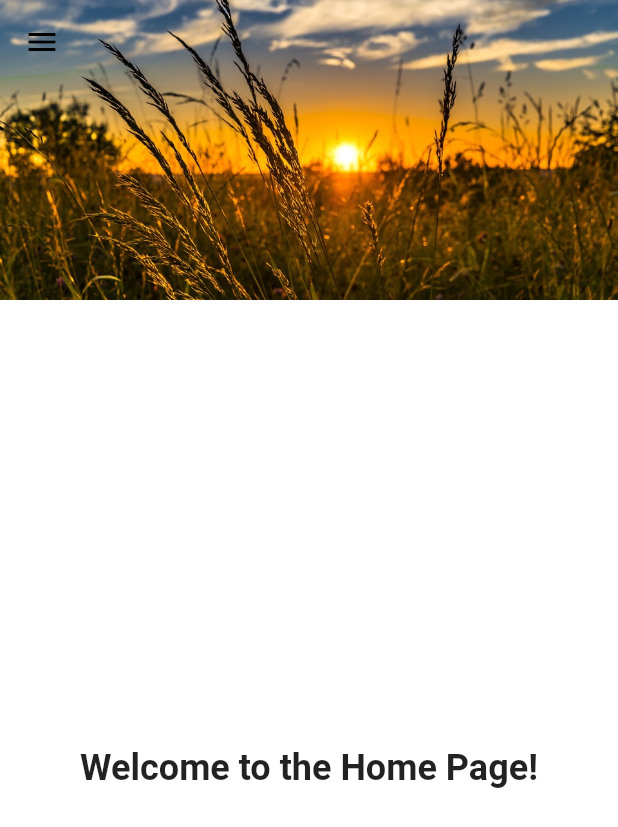
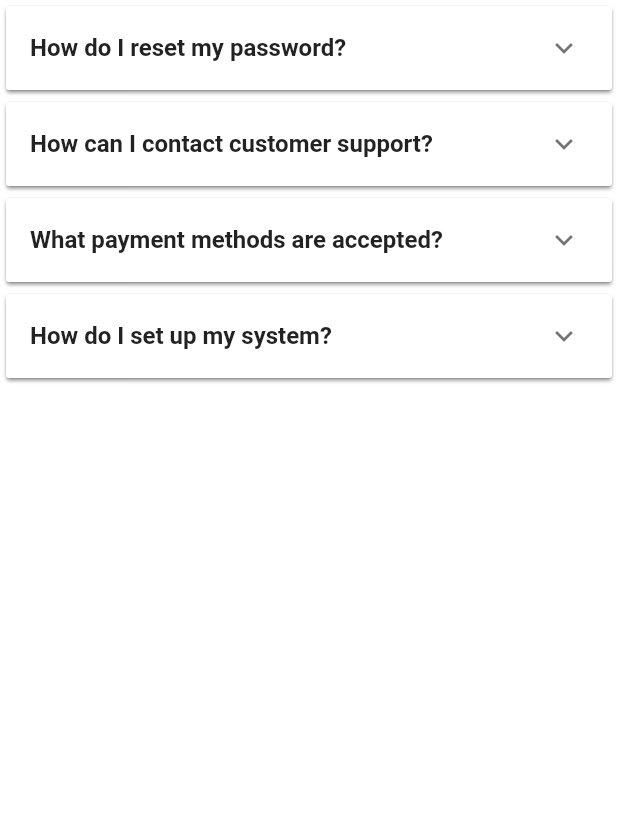
Before and after one commit to smazharzaidi/landregistryapp, a Flutter app: the HomePage screen opened directly, on a phone screen of 412 x 824 dp. Shown: the top 827 px of the screen. Run offline on Flutter 3.47's test engine with Material 2 defaults, Android fonts, the phone set to English and light mode, and no system bars; our stand-ins replace cloud_firestore, firebase_auth, firebase_core, google_fonts, google_maps_flutter; accounts and stored records are empty.

Commit message:
Kuch bhi 2

```diff
--- a/lib/homepage.dart
+++ b/lib/homepage.dart
@@ -5,8 +5,75 @@ import 'sale_purchase.dart';
 import 'login.dart';
 import 'profile.dart';
 
-class HomePage extends StatelessWidget {
+class HomePage extends StatefulWidget {
   HomePage({Key? key}) : super(key: key);
+
+  @override
+  _HomePageState createState() => _HomePageState();
+}
+
+class _HomePageState extends State<HomePage> with TickerProviderStateMixin {
+  List<HelpTopic> helpTopics = [
+    HelpTopic(
+      question: 'How do I reset my password?',
+      answer: 'To reset your password, go to the login screen and tap on the Forgot Password link. Follow the instructions provided to reset your password.',
+    ),
+    HelpTopic(
+      question: 'How can I contact customer support?',
+      answer: 'For any assistance or queries, you can reach our customer support team by emailing support@example.com or by calling +1-123-456-7890.',
+    ),
+    HelpTopic(
+      question: 'What payment methods are accepted?',
+      answer: 'We accept all major credit cards, including Visa, Mastercard, and American Express. You can also pay using PayPal.',
+    ),
+    HelpTopic(
+      question: 'How do I set up my system?',
+      answer: 'To reset your password, go to the login screen and tap on the Forgot Password link. Follow the instructions provided to reset your password.',
+    ),
+  ];
+
+  late List<AnimationController> _animationControllers;
+  late List<Animation<double>> _animations;
+  late List<bool> expansionStates;
+
+  @override
+  void initState() {
+    super.initState();
+    expansionStates = List<bool>.generate(helpTopics.length, (index) => false);
+    _animationControllers = List<AnimationController>.generate(
+      helpTopics.length,
+      (index) => AnimationController(
+        vsync: this,
+        duration: Duration(milliseconds: 300),
+      ),
+    );
+    _animations = List<Animation<double>>.generate(
+      helpTopics.length,
+      (index) => CurvedAnimation(
+        parent: _animationControllers[index],
+        curve: Curves.easeInOut,
+      ),
+    );
+  }
+
+  @override
+  void dispose() {
+    for (var controller in _animationControllers) {
+      controller.dispose();
+    }
+    super.dispose();
+  }
+
+  void _toggleExpansion(int index) {
+    setState(() {
+      expansionStates[index] = !expansionStates[index];
+      if (expansionStates[index]) {
+        _animationControllers[index].forward();
+      } else {
+        _animationControllers[index].reverse();
+      }
+    });
+  }
 
   void _openDrawer(BuildContext context) {
     Scaffold.of(context).openDrawer();
@@ -55,7 +122,9 @@ class HomePage extends StatelessWidget {
                   context,
                   MaterialPageRoute(
                       builder: (context) => SalePurchase(key: UniqueKey())),
-                );
+
+
+ );
               },
             ),
             ListTile(
@@ -74,31 +143,54 @@ class HomePage extends StatelessWidget {
           ],
         ),
       ),
-      body: CustomScrollView(
-        slivers: [
-          SliverAppBar(
-            expandedHeight: 200,
-            flexibleSpace: FlexibleSpaceBar(
-              background: Image.asset(
-                'assets/theme.jpg',
-                fit: BoxFit.cover,
-              ),
+      body: ListView.builder(
+        itemCount: helpTopics.length,
+        itemBuilder: (context, index) {
+          return Card(
+            child: ExpansionPanelList(
+              elevation: 1,
+              expandedHeaderPadding: EdgeInsets.zero,
+              expansionCallback: (panelIndex, isExpanded) {
+                _toggleExpansion(index);
+              },
+              children: [
+                ExpansionPanel(
+                  headerBuilder: (context, isExpanded) {
+                    return ListTile(
+                      title: Text(
+                        helpTopics[index].question,
+                        style: TextStyle(
+                          fontWeight: FontWeight.bold,
+                        ),
+                      ),
+                    );
+                  },
+                  body: AnimatedContainer(
+                    duration: Duration(milliseconds: 300),
+                    curve: Curves.easeInOut,
+                    height: expansionStates[index] ? null : 0.0,
+                    child: Padding(
+                      padding: EdgeInsets.symmetric(horizontal: 16, vertical: 8),
+                      child: Opacity(
+                        opacity: expansionStates[index] ? 1.0 : 0.0,
+                        child: Text(helpTopics[index].answer),
+                      ),
+                    ),
+                  ),
+                  isExpanded: expansionStates[index],
+                ),
+              ],
             ),
-          ),
-          SliverFillRemaining(
-            hasScrollBody: false,
-            child: Center(
-              child: Text(
-                'Welcome to the Home Page!',
-                style: TextStyle(
-                  fontSize: 24,
-                  fontWeight: FontWeight.bold,
-                ),
-              ),
-            ),
-          ),
-        ],
+          );
+        },
       ),
     );
   }
 }
+
+class HelpTopic {
+  final String question;
+  final String answer;
+
+  HelpTopic({required this.question, required this.answer});
+}
```
